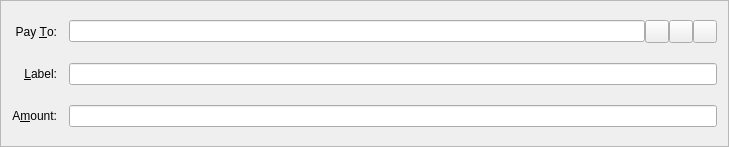
First picture: the form in src/qt/forms/sendmessagesentry.ui, repository Cinnicoin/CinniCoin, before the edit.
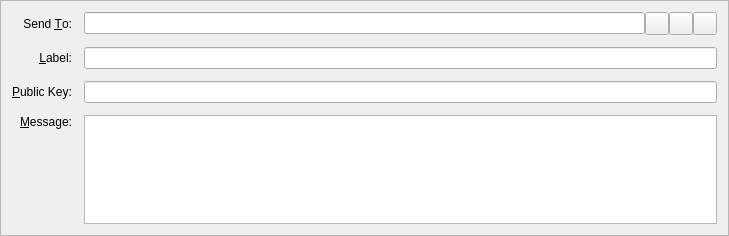
Second picture: the form after the edit. Icons and pictures are not drawn. Custom widgets are drawn as their Qt base class.

The edit to the form file:
```diff
--- a/src/qt/forms/sendmessagesentry.ui
+++ b/src/qt/forms/sendmessagesentry.ui
@@ -7,7 +7,7 @@
     <x>0</x>
     <y>0</y>
     <width>729</width>
-    <height>147</height>
+    <height>236</height>
    </rect>
   </property>
   <property name="windowTitle">
@@ -23,72 +23,13 @@
    <property name="spacing">
     <number>12</number>
    </property>
-   <item row="5" column="0">
-    <widget class="QLabel" name="label">
-     <property name="text">
-      <string>A&amp;mount:</string>
-     </property>
-     <property name="alignment">
-      <set>Qt::AlignRight|Qt::AlignTrailing|Qt::AlignVCenter</set>
-     </property>
-     <property name="buddy">
-      <cstring>payAmount</cstring>
-     </property>
-    </widget>
-   </item>
-   <item row="3" column="0">
-    <widget class="QLabel" name="label_2">
-     <property name="text">
-      <string>Pay &amp;To:</string>
-     </property>
-     <property name="alignment">
-      <set>Qt::AlignRight|Qt::AlignTrailing|Qt::AlignVCenter</set>
-     </property>
-     <property name="buddy">
-      <cstring>payTo</cstring>
-     </property>
-    </widget>
-   </item>
-   <item row="5" column="1">
-    <widget class="BitcoinAmountField" name="payAmount"/>
-   </item>
-   <item row="4" column="1">
-    <layout class="QHBoxLayout" name="horizontalLayout_2">
+   <item row="3" column="2">
+    <layout class="QHBoxLayout" name="sendToLayout">
      <property name="spacing">
       <number>0</number>
      </property>
      <item>
-      <widget class="QValidatedLineEdit" name="addAsLabel">
-       <property name="enabled">
-        <bool>true</bool>
-       </property>
-       <property name="toolTip">
-        <string>Enter a label for this address to add it to your address book</string>
-       </property>
-      </widget>
-     </item>
-    </layout>
-   </item>
-   <item row="4" column="0">
-    <widget class="QLabel" name="label_4">
-     <property name="text">
-      <string>&amp;Label:</string>
-     </property>
-     <property name="alignment">
-      <set>Qt::AlignRight|Qt::AlignTrailing|Qt::AlignVCenter</set>
-     </property>
-     <property name="buddy">
-      <cstring>addAsLabel</cstring>
-     </property>
-    </widget>
-   </item>
-   <item row="3" column="1">
-    <layout class="QHBoxLayout" name="payToLayout">
-     <property name="spacing">
-      <number>0</number>
-     </property>
-     <item>
-      <widget class="QValidatedLineEdit" name="payTo">
+      <widget class="QValidatedLineEdit" name="sendTo">
        <property name="toolTip">
         <string>The address to send the payment to  (e.g. 4Zo1ga6xuKuQ7JV7M9rGDoxdbYwV5zgQJ5)</string>
        </property>
@@ -147,6 +88,71 @@
      </item>
     </layout>
    </item>
+   <item row="6" column="0">
+    <widget class="QLabel" name="label">
+     <property name="text">
+      <string>&amp;Message:</string>
+     </property>
+     <property name="alignment">
+      <set>Qt::AlignRight|Qt::AlignTop|Qt::AlignTrailing</set>
+     </property>
+     <property name="buddy">
+      <cstring>messageText</cstring>
+     </property>
+    </widget>
+   </item>
+   <item row="3" column="0">
+    <widget class="QLabel" name="label_2">
+     <property name="text">
+      <string>Send &amp;To:</string>
+     </property>
+     <property name="alignment">
+      <set>Qt::AlignRight|Qt::AlignTrailing|Qt::AlignVCenter</set>
+     </property>
+     <property name="buddy">
+      <cstring>sendTo</cstring>
+     </property>
+    </widget>
+   </item>
+   <item row="6" column="2">
+    <widget class="QPlainTextEdit" name="messageText"/>
+   </item>
+   <item row="4" column="2">
+    <widget class="QValidatedLineEdit" name="addAsLabel">
+     <property name="enabled">
+      <bool>true</bool>
+     </property>
+     <property name="toolTip">
+      <string>Enter a label for this address to add it to your address book</string>
+     </property>
+    </widget>
+   </item>
+   <item row="4" column="0">
+    <widget class="QLabel" name="label_4">
+     <property name="text">
+      <string>&amp;Label:</string>
+     </property>
+     <property name="alignment">
+      <set>Qt::AlignRight|Qt::AlignTrailing|Qt::AlignVCenter</set>
+     </property>
+     <property name="buddy">
+      <cstring>addAsLabel</cstring>
+     </property>
+    </widget>
+   </item>
+   <item row="5" column="0">
+    <widget class="QLabel" name="label_3">
+     <property name="text">
+      <string>&amp;Public Key:</string>
+     </property>
+     <property name="buddy">
+      <cstring>publicKey</cstring>
+     </property>
+    </widget>
+   </item>
+   <item row="5" column="2">
+    <widget class="QLineEdit" name="publicKey"/>
+   </item>
   </layout>
  </widget>
  <customwidgets>
@@ -155,12 +161,6 @@
    <extends>QLineEdit</extends>
    <header>qvalidatedlineedit.h</header>
   </customwidget>
-  <customwidget>
-   <class>BitcoinAmountField</class>
-   <extends>QLineEdit</extends>
-   <header>bitcoinamountfield.h</header>
-   <container>1</container>
-  </customwidget>
  </customwidgets>
  <resources>
   <include location="../bitcoin.qrc"/>
```
Left out of the diff: 4 changed lines with no effect on the pictures.
